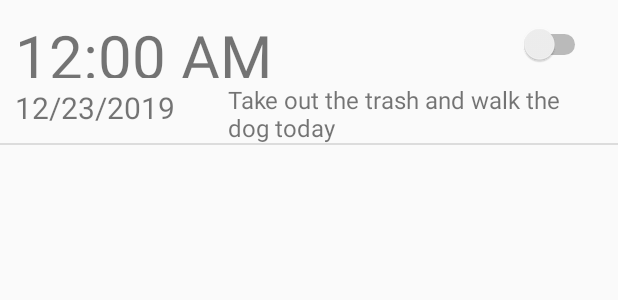
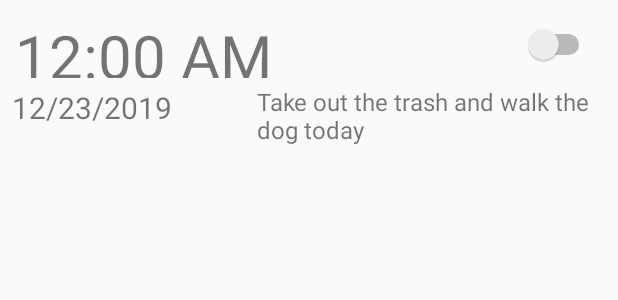
Before and after one commit to the-geek-bros/WeatherWake, an Android app: the layout alarm_row.xml on its own in the app's theme, with its tools: preview values and no code run, on a phone screen of 412 x 824 dp. Shown: the top 300 px of the screen. Run offline under Robolectric (Android 15) with nearby library versions, the phone set to English and light mode, and no system bars; network calls fail.

```diff
--- a/app/build.gradle
+++ b/app/build.gradle
@@ -45,6 +45,7 @@ dependencies {
     implementation 'androidx.navigation:navigation-fragment-ktx:2.3.0'
     implementation 'androidx.navigation:navigation-ui-ktx:2.3.0'
     implementation 'com.google.android.gms:play-services-location:17.0.0'
+    implementation 'com.google.code.gson:gson:2.8.5'
     testImplementation 'junit:junit:4.12'
     androidTestImplementation 'androidx.test.ext:junit:1.1.1'
     androidTestImplementation 'androidx.test.espresso:espresso-core:3.2.0'
--- a/app/src/main/java/com/example/weatherwake/APIs/WeatherAPI.kt
+++ b/app/src/main/java/com/example/weatherwake/APIs/WeatherAPI.kt
@@ -11,7 +11,6 @@ import java.sql.Time
 import java.util.concurrent.TimeUnit
 import kotlin.collections.HashMap
 
-private var dataJSON: JSONObject? = null
 lateinit var loc: DoubleArray
 private var locationExecuted: Boolean = false
 
--- a/app/src/main/java/com/example/weatherwake/Activities/CreateAlarm/AlarmCalendarView.kt
+++ b/app/src/main/java/com/example/weatherwake/Activities/CreateAlarm/AlarmCalendarView.kt
@@ -35,7 +35,6 @@ class AlarmCalendarView : AppCompatActivity(), CalendarView.OnDateChangeListener
             if (calendarDate.before(currentDate)) {
                 Toast.makeText(this, "Needs to be a Future Date", Toast.LENGTH_SHORT).show()
             } else {
-                val code: Int = 100
                 val backToAlarmMaker = Intent(this, AlarmMaker::class.java)
                 backToAlarmMaker.putExtra("calendarObj", calendarDate)
                 backToAlarmMaker.addFlags(Intent.FLAG_ACTIVITY_REORDER_TO_FRONT);
--- a/app/src/main/java/com/example/weatherwake/Activities/MainActivity.kt
+++ b/app/src/main/java/com/example/weatherwake/Activities/MainActivity.kt
@@ -35,10 +35,6 @@ import kotlinx.android.synthetic.main.app_bar_main.* //allows direct access to t
 
 class MainActivity : AppCompatActivity() {
     private lateinit var appBarConfiguration: AppBarConfiguration
-
-    //location variable
-    lateinit var locManager: LocationManager
-    private lateinit var fusedLocationClient: FusedLocationProviderClient
 
     //Weather API ... weatherInfo
     var weatherInfo: WeatherAPI = WeatherAPI()
--- a/app/src/main/java/com/example/weatherwake/Classes/Alarm.kt
+++ b/app/src/main/java/com/example/weatherwake/Classes/Alarm.kt
@@ -5,15 +5,15 @@ import java.text.SimpleDateFormat
 import java.time.Month
 import java.util.*
 
-class Alarm(calendar: Calendar,alarmDateInfo: String,description: String,daysOfWeek: IntArray?,alarmType: Int,randomId: Int) : Serializable {
+class Alarm(calendar: Calendar,alarmDateInfo: String,description: String,daysOfWeek: IntArray,alarmType: Int,randomId: Int) : Serializable {
 
     private lateinit var calendar: Calendar
     private var description: String
     private var active: Boolean = true
-    private var daysOfWeek: IntArray? = null
+    private var daysOfWeek: IntArray
     private var alarmType: Int = -1
     private var randomId: Int = 0
-    private lateinit var alarmDateInfo: String
+    private var alarmDateInfo: String
 
 
     init {
--- a/app/src/main/res/layout/alarm_row.xml
+++ b/app/src/main/res/layout/alarm_row.xml
@@ -4,6 +4,14 @@
     xmlns:tools="http://schemas.android.com/tools"
     android:layout_width="match_parent"
     android:layout_height="wrap_content">
+    <View
+        android:id="@+id/divider2"
+        android:layout_width="match_parent"
+        android:layout_height="2dp"
+        android:background="?android:attr/listDivider"
+        app:layout_constraintEnd_toEndOf="parent"
+        app:layout_constraintStart_toStartOf="parent"
+        app:layout_constraintTop_toBottomOf="@+id/alarm_template_description" />
 
     <TextView
         android:id="@+id/alarm_template_time"
@@ -12,34 +20,32 @@
         android:layout_marginLeft="10dp"
         android:layout_marginTop="10dp"
         android:text="12:00 AM"
-        android:textSize="40dp"
+        android:textSize="40sp"
         app:layout_constraintStart_toStartOf="parent"
         app:layout_constraintTop_toTopOf="parent" />
 
     <TextView
         android:id="@+id/alarm_template_date"
-        android:layout_width="118dp"
-        android:layout_height="37dp"
-        android:layout_marginStart="10dp"
-        android:layout_marginTop="4dp"
+        android:layout_width="156dp"
+        android:layout_height="54dp"
+        android:layout_marginStart="8dp"
+        android:layout_marginTop="5dp"
         android:text="12/23/2019"
         android:textSize="20dp"
         app:layout_constraintBottom_toBottomOf="parent"
-        app:layout_constraintEnd_toStartOf="@+id/alarm_template_description"
-        app:layout_constraintHorizontal_bias="0.5"
         app:layout_constraintStart_toStartOf="parent"
-        app:layout_constraintTop_toBottomOf="@+id/alarm_template_time" />
+        app:layout_constraintTop_toBottomOf="@+id/alarm_template_time"
+        app:layout_constraintVertical_bias="1.0" />
 
     <TextView
         android:id="@+id/alarm_template_description"
-        android:layout_width="247dp"
-        android:layout_height="40dp"
-        android:layout_marginStart="24dp"
-        android:layout_marginTop="12dp"
+        android:layout_width="234dp"
+        android:layout_height="55dp"
+        android:layout_marginStart="7dp"
         android:text="Take out the trash and walk the dog today"
         android:textSize="16dp"
-        app:layout_constraintStart_toEndOf="@+id/alarm_template_date"
-        app:layout_constraintTop_toBottomOf="@+id/alarm_template_switch" />
+        app:layout_constraintBottom_toBottomOf="parent"
+        app:layout_constraintStart_toEndOf="@+id/alarm_template_date" />
 
     <Switch
         android:id="@+id/alarm_template_switch"
@@ -47,17 +53,12 @@
         android:layout_height="wrap_content"
         android:layout_marginStart="160dp"
         android:layout_marginTop="16dp"
+        android:layout_marginBottom="13dp"
+        app:layout_constraintBottom_toTopOf="@+id/alarm_template_description"
+        app:layout_constraintEnd_toEndOf="parent"
+        app:layout_constraintHorizontal_bias="0.157"
         app:layout_constraintStart_toEndOf="@+id/alarm_template_time"
         app:layout_constraintTop_toTopOf="parent" />
 
-    <View
-        android:id="@+id/divider2"
-        android:layout_width="match_parent"
-        android:layout_height="1dp"
-        android:background="?android:attr/listDivider"
-        app:layout_constraintEnd_toEndOf="parent"
-        app:layout_constraintStart_toStartOf="parent"
-        app:layout_constraintTop_toBottomOf="@+id/alarm_template_description" />
-
 
 </androidx.constraintlayout.widget.ConstraintLayout>
```
Also changed, not shown: app/src/main/AndroidManifest.xml (+8 -2 lines), app/src/main/java/com/example/weatherwake/Activities/AlarmMaker.kt (+17 -14 lines), app/src/main/java/com/example/weatherwake/Activities/RingingAlarm.kt (+64 -21 lines), app/src/main/java/com/example/weatherwake/Classes/AlarmHandlers.kt (+24 -7 lines), app/src/main/java/com/example/weatherwake/Classes/AlarmReceiver.kt (+14 -5 lines), app/src/main/res/layout/activity_ringing_alarm.xml (+47 -0 lines), 1 other file.
